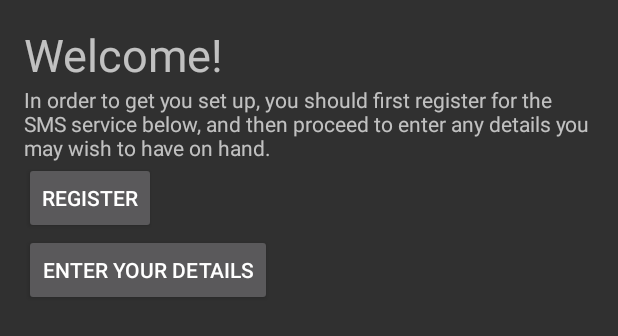
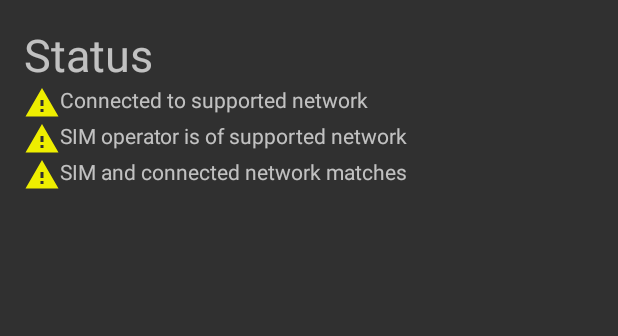
Before and after one commit to DonBlaine/EmerText, an Android app: the layout activity_main.xml on its own in the app's theme, with its tools: preview values and no code run, on a phone screen of 412 x 824 dp. Shown: the top 336 px of the screen. Run offline under Robolectric (Android 15) with nearby library versions, the phone set to English and light mode, and no system bars.

Commit message:
Split main activity

```diff
--- a/app/src/main/res/layout/activity_main.xml
+++ b/app/src/main/res/layout/activity_main.xml
@@ -12,45 +12,14 @@
     android:orientation="vertical"
     tools:context="com.example.don.emertext.MainActivity">
 
-    <LinearLayout
-        android:orientation="vertical"
-        android:layout_width="match_parent"
-        android:layout_height="wrap_content"
-        android:id="@+id/initial_screen_display_block">
 
-        <TextView
-            android:text="@string/welcome"
-            android:layout_width="match_parent"
-            android:layout_height="wrap_content"
-            android:textSize="30sp" />
-
-        <TextView
-            android:layout_width="wrap_content"
-            android:layout_height="wrap_content"
-            android:id="@+id/maintext"
-            android:text="@string/welcome_splash" />
-
-        <Button
-            android:text="@string/register"
-            android:layout_width="wrap_content"
-            android:layout_height="wrap_content"
-            android:id="@+id/register_button"
-            android:onClick="registerForService" />
-
-        <Button
-            android:text="@string/enter_your_details_button_text"
-            android:layout_width="wrap_content"
-            android:layout_height="wrap_content"
-            android:onClick="enterFragment" />
-    </LinearLayout>
 
 
     <LinearLayout
         android:orientation="vertical"
         android:layout_width="match_parent"
         android:layout_height="wrap_content"
-        android:id="@+id/network_status_layout_block"
-        android:visibility="gone">
+        android:id="@+id/network_status_layout_block">
 
         <TextView
             android:text="@string/status"
```
Also changed, not shown: app/src/main/AndroidManifest.xml (+9 -6 lines), app/src/main/java/com/example/don/emertext/Initial.java (added, +89 -0 lines), app/src/main/java/com/example/don/emertext/MainActivity.java (+9 -66 lines), app/src/main/res/layout/activity_initial.xml (added, +44 -0 lines).
